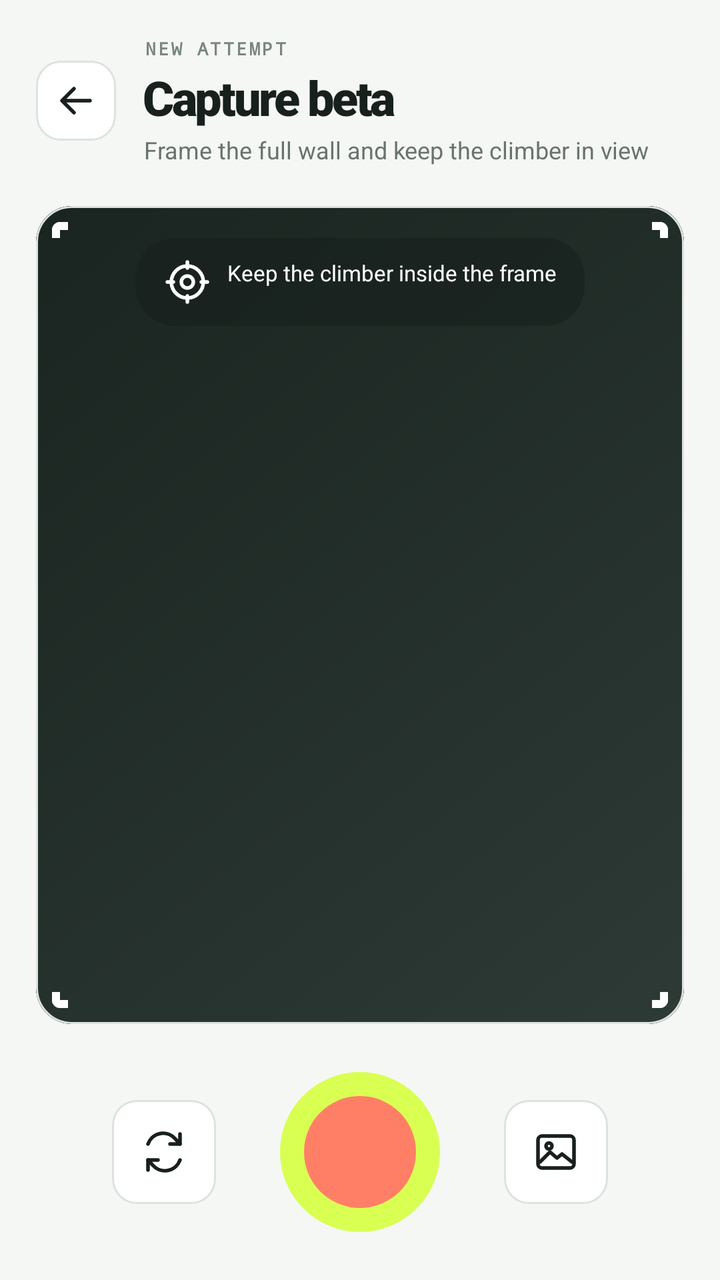
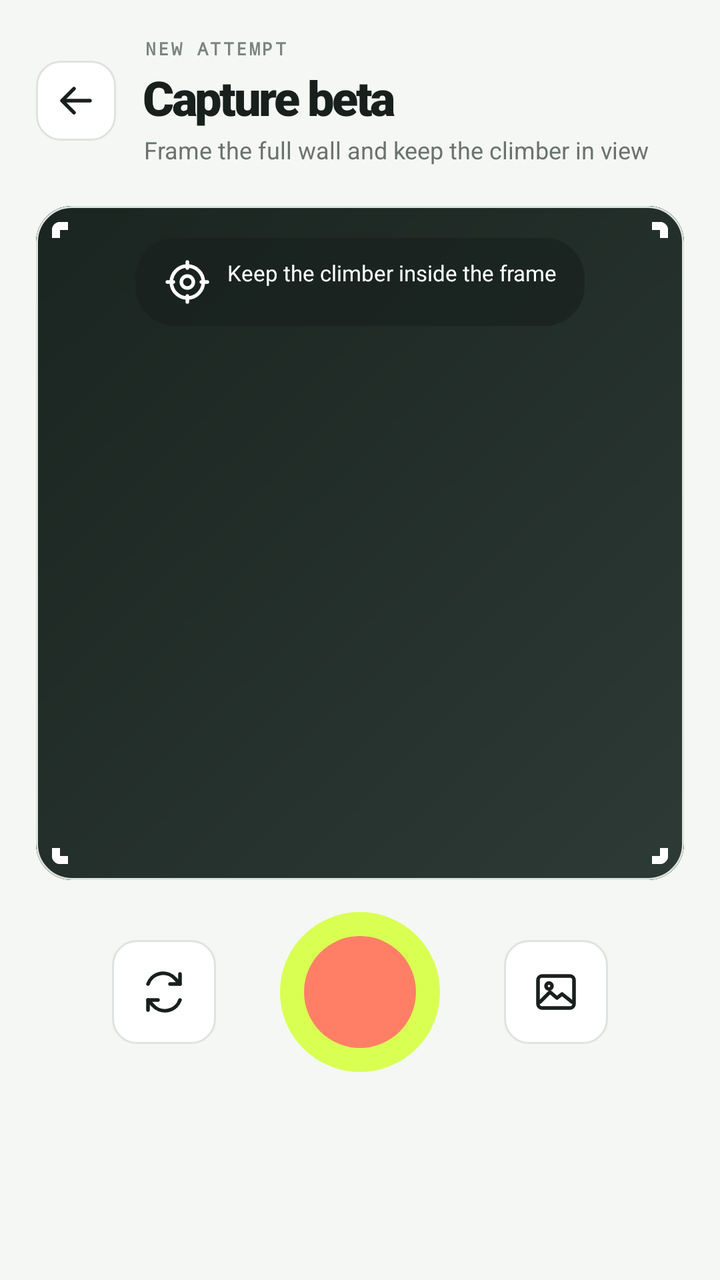

Compare the two renders of this Android layout. The source of the first and the diff that turns it into the second are given below.
<!-- AndroidManifest.xml: application theme Theme.SendBeta -->
<!-- res/layout/fragment_capture.xml -->
<?xml version="1.0" encoding="utf-8"?>
<androidx.constraintlayout.widget.ConstraintLayout 
    xmlns:android="http://schemas.android.com/apk/res/android"
    xmlns:app="http://schemas.android.com/apk/res-auto"
    android:layout_width="match_parent"
    android:layout_height="match_parent"
    android:background="@color/paper">

    
    <LinearLayout
        android:id="@+id/header"
        android:layout_width="match_parent"
        android:layout_height="wrap_content"
        android:gravity="center_vertical"
        android:orientation="horizontal"
        android:paddingHorizontal="18dp"
        android:paddingTop="18dp"
        android:paddingBottom="12dp"
        app:layout_constraintTop_toTopOf="parent">

        <ImageButton
            android:id="@+id/btn_back"
            android:layout_width="40dp"
            android:layout_height="40dp"
            android:background="@drawable/button_outlined"
            android:contentDescription="Back"
            android:src="@drawable/ic_back"
            app:tint="@color/ink" />

        <LinearLayout
            android:layout_width="0dp"
            android:layout_height="wrap_content"
            android:layout_marginStart="14dp"
            android:layout_weight="1"
            android:orientation="vertical">

            <TextView
                android:layout_width="wrap_content"
                android:layout_height="wrap_content"
                android:fontFamily="monospace"
                android:letterSpacing="0.13"
                android:text="@string/new_attempt"
                android:textAllCaps="true"
                android:textColor="#7A867F"
                android:textSize="9sp"
                android:textStyle="bold" />

            <TextView
                android:layout_width="wrap_content"
                android:layout_height="wrap_content"
                android:layout_marginTop="2dp"
                android:fontFamily="sans-serif-black"
                android:letterSpacing="-0.05"
                android:text="@string/capture_beta"
                android:textColor="@color/ink"
                android:textSize="24sp" />

            <TextView
                android:layout_width="wrap_content"
                android:layout_height="wrap_content"
                android:layout_marginTop="2dp"
                android:text="@string/capture_hint"
                android:textColor="@color/muted"
                android:textSize="12sp" />
        </LinearLayout>
    </LinearLayout>

    
    <FrameLayout
        android:id="@+id/camera_container"
        android:layout_width="match_parent"
        android:layout_height="0dp"
        android:layout_marginHorizontal="18dp"
        android:layout_marginTop="8dp"
        app:layout_constraintBottom_toTopOf="@id/controls"
        app:layout_constraintTop_toBottomOf="@id/header">

        
        <com.google.android.material.card.MaterialCardView
            android:id="@+id/camera_card"
            android:layout_width="match_parent"
            android:layout_height="match_parent"
            app:cardBackgroundColor="@color/ink"
            app:cardCornerRadius="18dp"
            app:cardElevation="0dp">

            <FrameLayout
                android:layout_width="match_parent"
                android:layout_height="match_parent">

                
                <View
                    android:layout_width="match_parent"
                    android:layout_height="match_parent"
                    android:background="@drawable/camera_placeholder" />

                
                <TextView
                    android:layout_width="wrap_content"
                    android:layout_height="wrap_content"
                    android:layout_gravity="top|center_horizontal"
                    android:layout_marginTop="16dp"
                    android:background="@drawable/camera_overlay_pill"
                    android:drawableStart="@drawable/ic_target"
                    android:drawablePadding="8dp"
                    android:paddingHorizontal="14dp"
                    android:paddingVertical="10dp"
                    android:text="Keep the climber inside the frame"
                    android:textColor="@color/white"
                    android:textSize="11sp"
                    app:drawableTint="@color/white" />
            </FrameLayout>
        </com.google.android.material.card.MaterialCardView>

        
        
        <View
            android:layout_width="24dp"
            android:layout_height="24dp"
            android:layout_gravity="top|start"
            android:layout_margin="8dp"
            android:background="@drawable/frame_corner_tl" />

        
        <View
            android:layout_width="24dp"
            android:layout_height="24dp"
            android:layout_gravity="top|end"
            android:layout_margin="8dp"
            android:background="@drawable/frame_corner_tr" />

        
        <View
            android:layout_width="24dp"
            android:layout_height="24dp"
            android:layout_gravity="bottom|start"
            android:layout_margin="8dp"
            android:background="@drawable/frame_corner_bl" />

        
        <View
            android:layout_width="24dp"
            android:layout_height="24dp"
            android:layout_gravity="bottom|end"
            android:layout_margin="8dp"
            android:background="@drawable/frame_corner_br" />
    </FrameLayout>

    
    <LinearLayout
        android:id="@+id/controls"
        android:layout_width="match_parent"
        android:layout_height="wrap_content"
        android:gravity="center"
        android:orientation="horizontal"
        android:paddingHorizontal="40dp"
        android:paddingVertical="24dp"
        app:layout_constraintBottom_toBottomOf="parent">

        
        <FrameLayout
            android:id="@+id/btn_flip"
            android:layout_width="52dp"
            android:layout_height="52dp"
            android:background="@drawable/button_outlined">

            <ImageView
                android:layout_width="24dp"
                android:layout_height="24dp"
                android:layout_gravity="center"
                android:src="@drawable/ic_flip_camera"
                app:tint="@color/ink" />
        </FrameLayout>

        
        <FrameLayout
            android:id="@+id/btn_record"
            android:layout_width="80dp"
            android:layout_height="80dp"
            android:layout_marginHorizontal="32dp"
            android:background="@drawable/record_button_outer">

            <View
                android:layout_width="56dp"
                android:layout_height="56dp"
                android:layout_gravity="center"
                android:background="@drawable/record_button_inner" />
        </FrameLayout>

        
        <FrameLayout
            android:id="@+id/btn_gallery"
            android:layout_width="52dp"
            android:layout_height="52dp"
            android:background="@drawable/button_outlined">

            <ImageView
                android:layout_width="24dp"
                android:layout_height="24dp"
                android:layout_gravity="center"
                android:src="@drawable/ic_gallery"
                app:tint="@color/ink" />
        </FrameLayout>
    </LinearLayout>
</androidx.constraintlayout.widget.ConstraintLayout>
<!-- resources referenced by this layout -->
<resources>
  <color name="ink">#18201d</color>
  <color name="muted">#69736e</color>
  <color name="paper">#f5f7f4</color>
  <color name="white">#ffffff</color>
  <!-- drawable button_outlined (drawable) -->
  <?xml version="1.0" encoding="utf-8"?>
  <shape xmlns:android="http://schemas.android.com/apk/res/android"
      android:shape="rectangle">
      <solid android:color="@color/white" />
      <stroke
          android:width="1dp"
          android:color="@color/line" />
      <corners android:radius="12dp" />
  </shape>
  <!-- drawable camera_overlay_pill (drawable) -->
  <?xml version="1.0" encoding="utf-8"?>
  <shape xmlns:android="http://schemas.android.com/apk/res/android"
      android:shape="rectangle">
      <solid android:color="#B018201d" />
      <corners android:radius="20dp" />
  </shape>
  <!-- drawable camera_placeholder (drawable) -->
  <?xml version="1.0" encoding="utf-8"?>
  <shape xmlns:android="http://schemas.android.com/apk/res/android"
      android:shape="rectangle">
      <gradient
          android:angle="135"
          android:startColor="#2d3a35"
          android:endColor="#1a2420"
          android:type="linear" />
  </shape>
  <!-- drawable frame_corner_tl (drawable) -->
  <?xml version="1.0" encoding="utf-8"?>
  <layer-list xmlns:android="http://schemas.android.com/apk/res/android">
      <item android:top="0dp" android:left="0dp" android:right="16dp" android:bottom="20dp">
          <shape android:shape="rectangle">
              <solid android:color="@color/white" />
              <corners android:topLeftRadius="4dp" />
          </shape>
      </item>
      <item android:top="0dp" android:left="0dp" android:right="20dp" android:bottom="16dp">
          <shape android:shape="rectangle">
              <solid android:color="@color/white" />
              <corners android:topLeftRadius="4dp" />
          </shape>
      </item>
  </layer-list>
  <!-- drawable ic_back (drawable) -->
  <?xml version="1.0" encoding="utf-8"?>
  <vector xmlns:android="http://schemas.android.com/apk/res/android"
      android:width="24dp"
      android:height="24dp"
      android:viewportWidth="24"
      android:viewportHeight="24">
      <path
          android:pathData="M19 12H5M11 18l-6-6 6-6"
          android:strokeWidth="1.8"
          android:strokeColor="@color/ink"
          android:strokeLineCap="round"
          android:strokeLineJoin="round"
          android:fillColor="#00000000" />
  </vector>
  <!-- drawable record_button_inner (drawable) -->
  <?xml version="1.0" encoding="utf-8"?>
  <shape xmlns:android="http://schemas.android.com/apk/res/android"
      android:shape="oval">
      <solid android:color="@color/coral" />
  </shape>
  <!-- drawable record_button_outer (drawable) -->
  <?xml version="1.0" encoding="utf-8"?>
  <shape xmlns:android="http://schemas.android.com/apk/res/android"
      android:shape="oval">
      <solid android:color="@color/lime" />
  </shape>
  <string name="capture_beta">Capture beta</string>
  <string name="capture_hint">Frame the full wall and keep the climber in view</string>
  <string name="new_attempt">New attempt</string>
  <style name="Theme.SendBeta" parent="Base.Theme.SendBeta" />
  <color name="line">#dde3df</color>
  <color name="coral">#ff7f66</color>
  <color name="lime">#d9ff52</color>
  <color name="lime_dark">#b9e72a</color>
  <style name="Widget.SendBeta.CardView" parent="Widget.Material3.CardView.Outlined">
          <item name="cardBackgroundColor">@color/white</item>
          <item name="cardCornerRadius">14dp</item>
          <item name="cardElevation">0dp</item>
          <item name="strokeColor">@color/line</item>
          <item name="strokeWidth">1dp</item>
      </style>
  <style name="Widget.SendBeta.Chip" parent="Widget.Material3.Chip.Filter">
          <item name="chipBackgroundColor">@color/chip_background_color</item>
          <item name="chipStrokeColor">@color/line</item>
          <item name="chipStrokeWidth">1dp</item>
          <item name="android:textColor">@color/chip_text_color</item>
          <item name="chipCornerRadius">20dp</item>
      </style>
  <!-- unchanged entries left out for length: 7 -->
</resources>

<!-- the commit's change to res/layout/fragment_capture.xml (unified diff, before → after) -->
@@ -154,8 +154,10 @@
         android:gravity="center"
         android:orientation="horizontal"
         android:paddingHorizontal="40dp"
-        android:paddingVertical="24dp"
+        android:paddingVertical="16dp"
+        android:layout_marginBottom="88dp"
         app:layout_constraintBottom_toBottomOf="parent">
+        
 
         
         <FrameLayout
